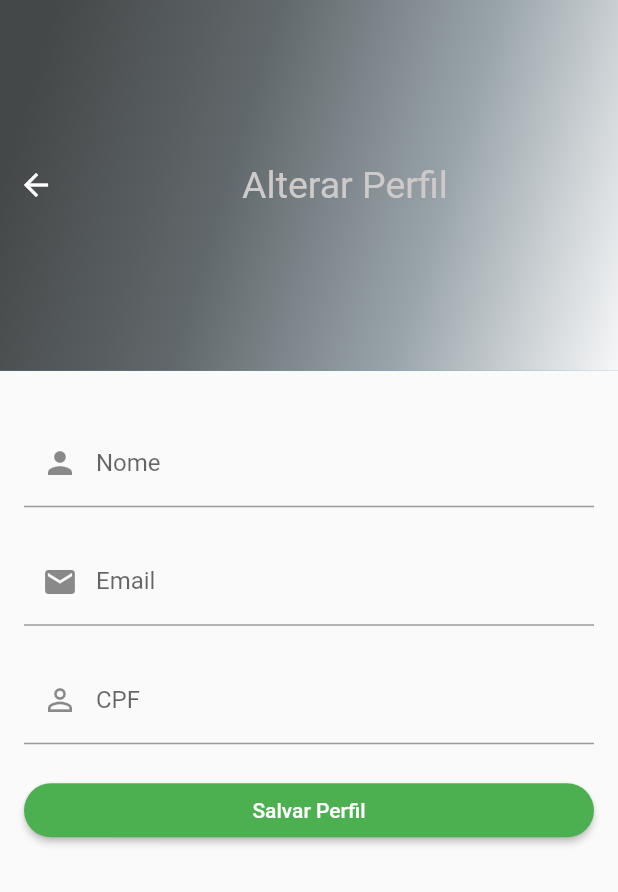
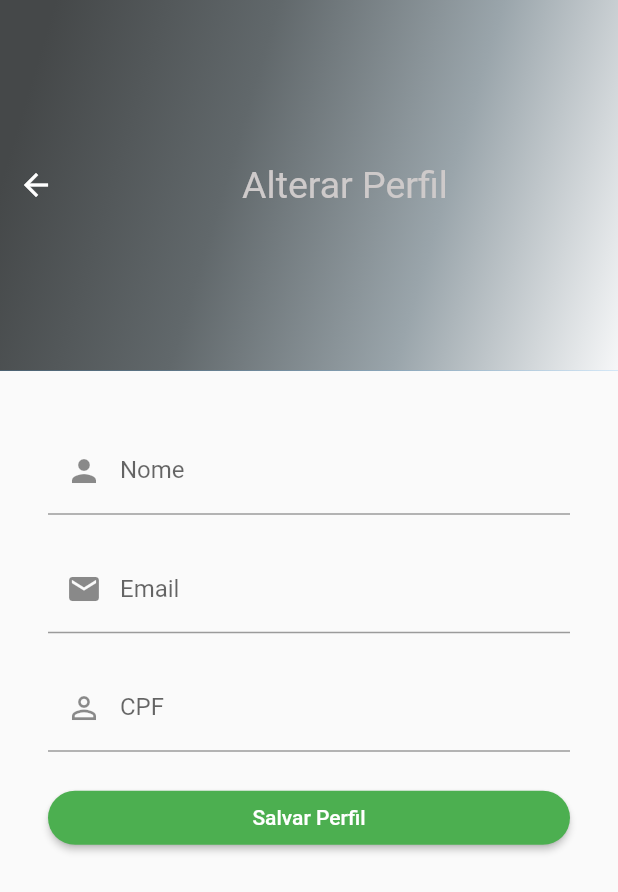
Before and after one commit to 07Dalmaso/projeto-pi-3a, a Flutter app: the UpdateProfileScreen screen opened directly with empty values, on a phone screen of 412 x 824 dp. Shown: the top 892 px of the screen. Run offline on Flutter 3.47's test engine with Material 2 defaults, Android fonts, the phone set to English and light mode, and no system bars; our stand-ins replace email_validator, firebase_auth, firebase_core, firebase_database, mobx; accounts and stored records are empty; generated files the repository leaves out were written again.

Commit message:
arrumando pixel da tela de perfil

```diff
--- a/lib/screens/alterar_perfil.dart
+++ b/lib/screens/alterar_perfil.dart
@@ -54,8 +54,8 @@ class _UpdateState extends State<UpdateProfileScreen> {
       cpf = user_Cpf;
       email = user_email;
       _nameController.text = user_Name!;
-      _cpfController.text =  user_Cpf!;
-      _emailController.text =  user_email!;
+      _cpfController.text = user_Cpf!;
+      _emailController.text = user_email!;
     });
   }
 
@@ -129,21 +129,22 @@ class _UpdateState extends State<UpdateProfileScreen> {
 
   @override
   Widget build(BuildContext context) {
-    return FutureBuilder<UserModel?>(
-        future: _getUserData(),
-        builder: (context, snapshot) {
-          if (snapshot.connectionState == ConnectionState.waiting) {
-            return Scaffold(
-              body: Center(child: CircularProgressIndicator()),
-            );
-          } else if (snapshot.hasError) {
-            return Scaffold(
-              body: Center(child: Text('Error: ${snapshot.error}')),
-            );
-          } else {
+    // return FutureBuilder<UserModel?>(
+    //     future: _getUserData(),
+    //     builder: (context, snapshot) {
+    //       if (snapshot.connectionState == ConnectionState.waiting) {
+    //         return Scaffold(
+    //           body: Center(child: CircularProgressIndicator()),
+    //         );
+    //       } else if (snapshot.hasError) {
+    //         return Scaffold(
+    //           body: Center(child: Text('Error: ${snapshot.error}')),
+    //         );
+    //       } else {
     // user = snapshot.data;
     return Scaffold(
         appBar: null,
+        resizeToAvoidBottomInset: true,
         body: CustomScrollView(
           slivers: <Widget>[
             SliverAppBar(
@@ -184,8 +185,12 @@ class _UpdateState extends State<UpdateProfileScreen> {
               ),
               pinned: true,
             ),
-                    SliverFillRemaining(
-                      child: Padding(
+            SliverPadding(
+                padding:
+                    const EdgeInsets.symmetric(vertical: 5.0, horizontal: 16.0),
+                sliver: SliverList(
+                    delegate: SliverChildListDelegate([
+                  Padding(
                     padding: EdgeInsets.all(16.0),
                     child: Column(
                       crossAxisAlignment: CrossAxisAlignment.start,
@@ -241,8 +246,7 @@ class _UpdateState extends State<UpdateProfileScreen> {
                                   child: ElevatedButton(
                                     onPressed: () {
                                       if (_nameController.text.isNotEmpty ||
-                                              _emailController
-                                                  .text.isNotEmpty ||
+                                          _emailController.text.isNotEmpty ||
                                           _cpfController.text.isNotEmpty) {
                                         _submitForm(context);
                                       } else {
@@ -274,10 +278,9 @@ class _UpdateState extends State<UpdateProfileScreen> {
                       ],
                     ),
                   ),
-                    ),
+                ])))
           ],
         ));
   }
-        });
+  // });
 }
-}
```
Lines whose indentation alone changed are shown as unchanged.
